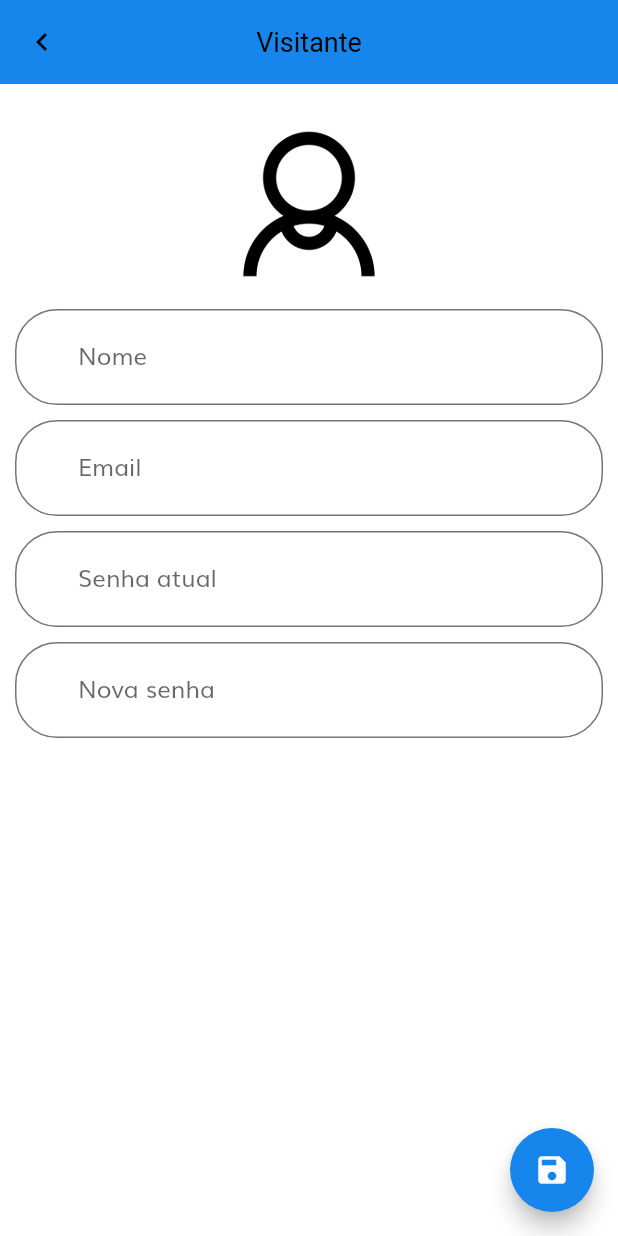
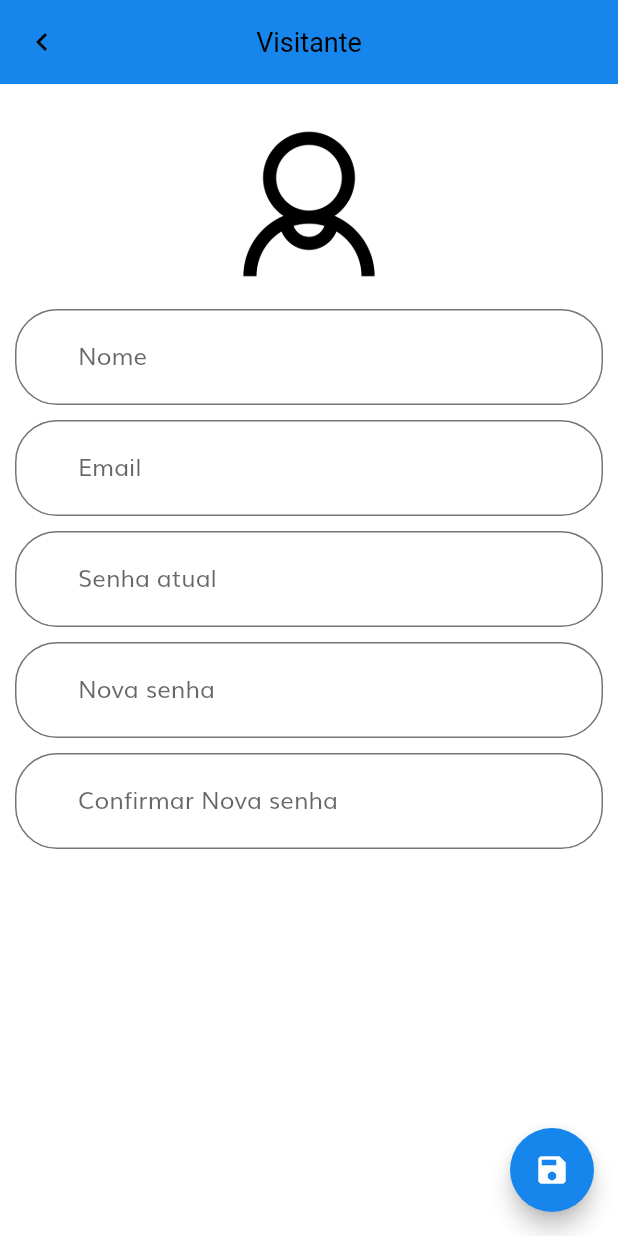
Before and after one commit to juliano-sc98/MinhaGaragem, a Flutter app: the UserScreen screen opened directly, on a phone screen of 412 x 824 dp. Run offline on Flutter 3.47's test engine with Material 2 defaults, Android fonts, the phone set to English and light mode, and no system bars; our stand-ins replace community_material_icon, feather_icons_flutter, flutter_svg.

```diff
--- a/lib/screens/user/user_screen.dart
+++ b/lib/screens/user/user_screen.dart
@@ -116,7 +116,9 @@ class _UserScreenState extends State<UserScreen> {
                   ),
               ),
 
-              TextField(
+              Padding(padding: EdgeInsets.only(bottom: 10.0),
+              child:
+                TextField(
                   controller: _newPassController,
                   decoration: InputDecoration(labelText: "Nova senha"),
                   obscureText: true,
@@ -125,6 +127,18 @@ class _UserScreenState extends State<UserScreen> {
 
                     });
                   },
+                ),
+              ),
+
+              TextField(
+                controller: _newPassController,
+                decoration: InputDecoration(labelText: "Confirmar Nova senha"),
+                obscureText: true,
+                onChanged: (text) {
+                  setState(() {
+
+                  });
+                },
               ),
 
             ],
```
Also changed, not shown: lib/screens/home/home_screen.dart (+21 -8 lines), assets/images/biz125.png (renamed from assets/images/biz.png).
